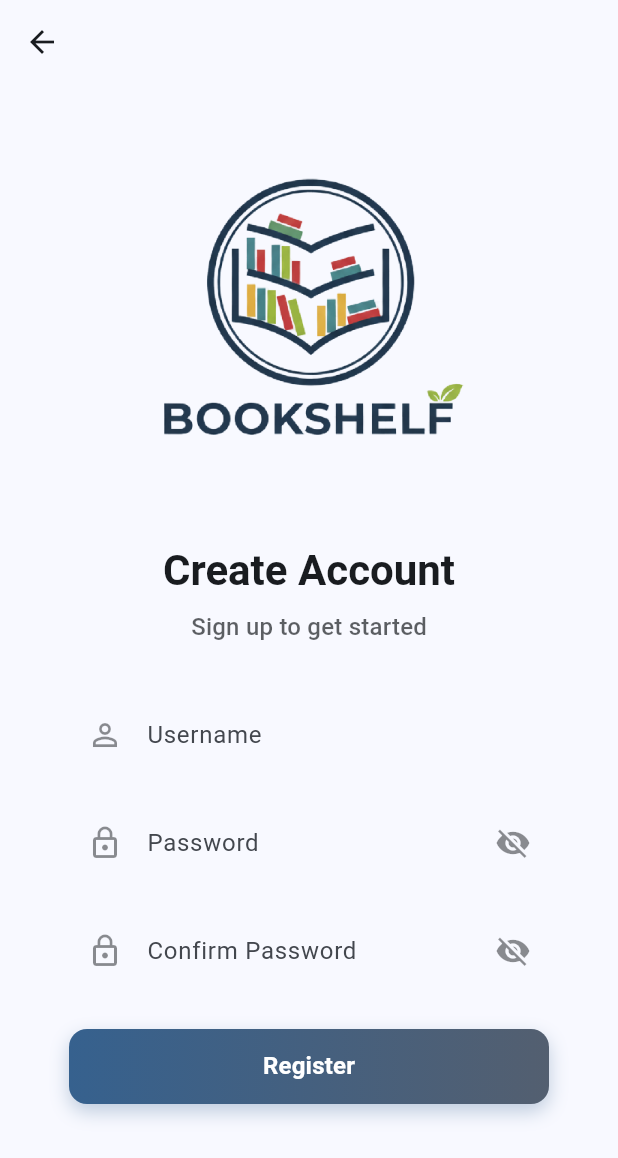
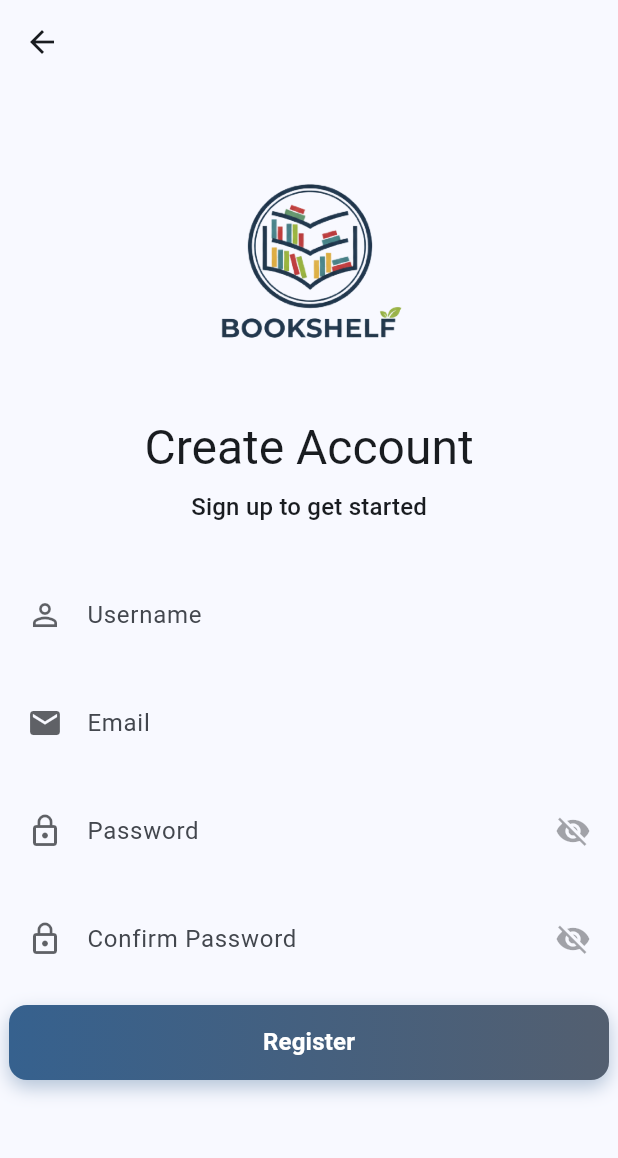
Before and after one commit to DinkyTrady/mybookshelf-flutter, a Flutter app: the screen it shows after launch, after a tap on an icon or button, on a phone screen of 412 x 824 dp. Shown: the top 1158 px of the screen. Run offline on Flutter 3.47's test engine with Material 3 defaults, Android fonts, the phone set to English and light mode, and no system bars.

Commit message:
update ui

```diff
--- /dev/null
+++ b/lib/components/custom_button.dart
@@ -0,0 +1,82 @@
+import 'package:flutter/material.dart';
+
+class CustomButton extends StatelessWidget {
+  final VoidCallback? onTap;
+  final bool isLoading;
+  final String text;
+  final List<Color> gradientColors;
+  final double borderRadius;
+  final TextStyle? textStyle;
+  final Widget? child;
+  final double? height;
+  final Alignment begin;
+  final Alignment end;
+  final Color? hoverColor;
+
+  const CustomButton({
+    super.key,
+    required this.onTap,
+    required this.text,
+    required this.gradientColors,
+    this.height,
+    this.begin = Alignment.centerLeft,
+    this.end = Alignment.centerRight,
+    this.isLoading = false,
+    this.borderRadius = 12,
+    this.textStyle,
+    this.child,
+    this.hoverColor
+  });
+
+  @override
+  Widget build(BuildContext context) {
+    return Container(
+      height: height ?? 20,
+      decoration: BoxDecoration(
+        borderRadius: BorderRadius.circular(borderRadius),
+        gradient: LinearGradient(
+          colors: gradientColors,
+          begin: begin,
+          end: end,
+        ),
+        boxShadow: [
+          BoxShadow(
+            color: gradientColors.first.withAlpha(90),
+            blurRadius: 10,
+            offset: const Offset(0, 5),
+          ),
+        ],
+      ),
+      child: Material(
+        color: Colors.transparent,
+        child: InkWell(
+          onTap: isLoading ? null : onTap,
+          hoverColor: hoverColor ?? Colors.transparent,
+          focusColor: hoverColor ?? Colors.transparent,
+          highlightColor: Colors.transparent,
+          child: Center(
+            child: isLoading
+                ? const SizedBox(
+                    height: 24,
+                    width: 24,
+                    child: CircularProgressIndicator(
+                      strokeWidth: 2,
+                      valueColor: AlwaysStoppedAnimation(Colors.white),
+                    ),
+                  )
+                : child ??
+                      Text(
+                        text,
+                        style:
+                            textStyle ??
+                            Theme.of(context).textTheme.titleMedium?.copyWith(
+                              color: Colors.white,
+                              fontWeight: FontWeight.bold,
+                            ),
+                      ),
+          ),
+        ),
+      ),
+    );
+  }
+}
--- /dev/null
+++ b/lib/components/text_form_field.dart
@@ -0,0 +1,52 @@
+import 'package:flutter/material.dart';
+
+class CustomTextField extends StatelessWidget {
+  final TextEditingController controller;
+  final String label;
+  final IconData icon;
+  final bool obscureText;
+  final Widget? suffixIcon;
+
+  const CustomTextField({
+      super.key,
+      required this.controller,
+      required this.label,
+      required this.icon,
+      this.obscureText = false,
+      this.suffixIcon,
+    });
+
+  @override
+  Widget build(BuildContext context) {
+    final theme = Theme.of(context);
+    return TextFormField(
+      controller: controller,
+      obscureText: obscureText,
+      decoration: InputDecoration(
+        labelText: label,
+        prefixIcon: Icon(
+          icon,
+          color: theme.colorScheme.onSurface.withAlpha(175),
+        ),
+        suffixIcon: suffixIcon,
+        filled: true,
+        fillColor: theme.colorScheme.surface.withAlpha(175),
+        border: OutlineInputBorder(
+          borderRadius: BorderRadius.circular(12),
+          borderSide: BorderSide.none,
+        ),
+        enabledBorder: OutlineInputBorder(
+          borderRadius: BorderRadius.circular(12),
+          borderSide: BorderSide.none,
+        ),
+        focusedBorder: OutlineInputBorder(
+          borderRadius: BorderRadius.circular(12),
+          borderSide: BorderSide(
+            color: theme.colorScheme.primaryContainer,
+            width: 1.5,
+          ),
+        ),
+      ),
+    );
+  }
+}
--- a/lib/presentation/auth/login_screen.dart
+++ b/lib/presentation/auth/login_screen.dart
@@ -1,7 +1,6 @@
 import 'package:flutter/material.dart';
+import 'package:web_flut/presentation/auth/sign_up_screen.dart';
 import 'package:web_flut/services/auth_service.dart';
-import 'package:web_flut/presentation/auth/register_screen.dart';
-import 'package:web_flut/presentation/home/home_screen.dart';
 
 class LoginScreen extends StatefulWidget {
   const LoginScreen({super.key});
@@ -58,7 +57,7 @@ class _LoginScreenState extends State<LoginScreen> with SingleTickerProviderStat
       if (user != null) {
         Navigator.of(context).pushReplacement(
           MaterialPageRoute(
-            builder: (BuildContext context) => const HomeScreen(),
+            builder: (BuildContext context) => const LoginScreen(),
           ),
         );
       } else {
@@ -138,7 +137,7 @@ class _LoginScreenState extends State<LoginScreen> with SingleTickerProviderStat
                         onPressed: () {
                           Navigator.of(context).push(
                             PageRouteBuilder(
-                              pageBuilder: (context, animation, secondaryAnimation) => const RegisterScreen(),
+                              pageBuilder: (context, animation, secondaryAnimation) => const SignUpScreen(),
                               transitionsBuilder: (context, animation, secondaryAnimation, child) {
                                 return FadeTransition(opacity: animation, child: child);
                               },
--- /dev/null
+++ b/lib/presentation/auth/sign_in_screen.dart
@@ -0,0 +1,226 @@
+import 'package:flutter/material.dart';
+import 'package:web_flut/components/custom_button.dart';
+import 'package:web_flut/components/text_form_field.dart';
+import 'package:web_flut/presentation/auth/sign_up_screen.dart';
+import 'package:web_flut/services/auth_service.dart';
+
+class SignInScreen extends StatefulWidget {
+  const SignInScreen({super.key});
+
+  @override
+  State<SignInScreen> createState() => _SignInScreenState();
+}
+
+class _SignInScreenState extends State<SignInScreen>
+    with SingleTickerProviderStateMixin {
+  final _usernameController = TextEditingController();
+  final _passwordController = TextEditingController();
+  final _authService = AuthService();
+  bool _obscureText = true;
+  bool _isLoading = false;
+
+  late AnimationController _controller;
+  late Animation<double> _fadeAnimation;
+  late Animation<Offset> _slideAnimation;
+
+  @override
+  void initState() {
+    super.initState();
+    _controller = AnimationController(
+      vsync: this,
+      duration: const Duration(milliseconds: 800),
+    );
+    _fadeAnimation = Tween<double>(
+      begin: 0.0,
+      end: 1.0,
+    ).animate(CurvedAnimation(parent: _controller, curve: Curves.easeOut));
+    _slideAnimation = Tween<Offset>(
+      begin: const Offset(0, 0.2),
+      end: Offset.zero,
+    ).animate(CurvedAnimation(parent: _controller, curve: Curves.easeOut));
+    _controller.forward();
+  }
+
+  @override
+  void dispose() {
+    _controller.dispose();
+    super.dispose();
+  }
+
+  void _login() async {
+    setState(() {
+      _isLoading = true;
+    });
+    final user = await _authService.login(
+      _usernameController.text,
+      _passwordController.text,
+    );
+    if (mounted) {
+      setState(() {
+        _isLoading = false;
+      });
+      if (user != null) {
+        Navigator.of(context).pushReplacement(
+          MaterialPageRoute(
+            builder: (BuildContext context) => const SignInScreen(),
+          ),
+        );
+      } else {
+        ScaffoldMessenger.of(context).showSnackBar(
+          const SnackBar(content: Text('Invalid username or password')),
+        );
+      }
+    }
+  }
+
+  @override
+  Widget build(BuildContext context) {
+    final theme = Theme.of(context);
+    return Scaffold(
+      body: Container(
+        decoration: BoxDecoration(
+          gradient: LinearGradient(
+            colors: [theme.colorScheme.surface, theme.colorScheme.background],
+            begin: Alignment.topCenter,
+            end: Alignment.bottomCenter,
+          ),
+        ),
+        child: Center(
+          child: SingleChildScrollView(
+            child: ConstrainedBox(
+              constraints: const BoxConstraints(maxWidth: 320),
+              child: FadeTransition(
+                opacity: _fadeAnimation,
+                child: SlideTransition(
+                  position: _slideAnimation,
+                  child: Column(
+                    mainAxisSize: MainAxisSize.min,
+                    mainAxisAlignment: MainAxisAlignment.center,
+                    children: [
+                      Image.asset(
+                        'assets/images/bookshelf-icon.webp',
+                        height: 250,
+                      ),
+                      const SizedBox(height: 24),
+                      Text(
+                        'Welcome Back',
+                        style: theme.textTheme.headlineMedium?.copyWith(
+                          fontWeight: FontWeight.bold,
+                        ),
+                      ),
+                      const SizedBox(height: 8),
+                      Text(
+                        'Login to your account',
+                        style: theme.textTheme.titleMedium?.copyWith(
+                          color: theme.colorScheme.onSurface.withOpacity(0.7),
+                        ),
+                      ),
+                      const SizedBox(height: 32),
+                      CustomTextField(
+                        controller: _usernameController,
+                        label: 'email',
+                        icon: Icons.person_outline,
+                      ),
+                      const SizedBox(height: 16),
+                      CustomTextField(
+                        controller: _passwordController,
+                        label: 'Password',
+                        icon: Icons.lock_outline,
+                        obscureText: _obscureText,
+                        suffixIcon: IconButton(
+                          onPressed: () {
+                            setState(() {
+                              _obscureText = !_obscureText;
+                            });
+                          },
+                          icon: Icon(
+                            _obscureText
+                                ? Icons.visibility_off
+                                : Icons.visibility,
+                          ),
+                        ),
+                      ),
+                      const SizedBox(height: 24),
+                      CustomButton(
+                        onTap: _login,
+                        text: 'Login',
+                        gradientColors: [
+                          theme.colorScheme.primary,
+                          theme.colorScheme.secondary,
+                        ],
+                        height: 50,
+                        isLoading: _isLoading,
+                      ),
+                      // _buildLoginButton(theme),
+                      const SizedBox(height: 16),
+                      CustomButton(
+                        onTap: () {
+                          Navigator.of(context).push(
+                            PageRouteBuilder(
+                              pageBuilder:
+                                  (context, animation, secondaryAnimation) =>
+                                      const SignUpScreen(),
+                              transitionsBuilder:
+                                  (
+                                    context,
+                                    animation,
+                                    secondaryAnimation,
+                                    child,
+                                  ) {
+                                    return FadeTransition(
+                                      opacity: animation,
+                                      child: child,
+                                    );
+                                  },
+                            ),
+                          );
+                        },
+                        text: 'Don\'t have an account? Register',
+                        gradientColors: [
+                          theme.colorScheme.surface,
+                          theme.colorScheme.surface,
+                        ],
+                        height: 30,
+                        textStyle: theme.textTheme.bodyMedium?.copyWith(
+                          color: theme.colorScheme.secondary,
+                          fontWeight: FontWeight.normal,
+                        ),
+                      ),
+                      // TextButton(
+                      //   onPressed: () {
+                      //     Navigator.of(context).push(
+                      //       PageRouteBuilder(
+                      //         pageBuilder:
+                      //             (context, animation, secondaryAnimation) =>
+                      //                 const SignUpScreen(),
+                      //         transitionsBuilder:
+                      //             (
+                      //               context,
+                      //               animation,
+                      //               secondaryAnimation,
+                      //               child,
+                      //             ) {
+                      //               return FadeTransition(
+                      //                 opacity: animation,
+                      //                 child: child,
+                      //               );
+                      //             },
+                      //       ),
+                      //     );
+                      //   },
+                      //   style: TextButton.styleFrom(
+                      //     foregroundColor: theme.colorScheme.secondary,
+                      //   ),
+                      //   child: const Text('Don\'t have an account? Register'),
+                      // ),
+                    ],
+                  ),
+                ),
+              ),
+            ),
+          ),
+        ),
+      ),
+    );
+  }
+}
--- /dev/null
+++ b/lib/presentation/auth/sign_up_screen.dart
@@ -0,0 +1,201 @@
+import 'package:flutter/material.dart';
+import 'package:web_flut/components/custom_button.dart';
+import 'package:web_flut/components/text_form_field.dart';
+import 'package:web_flut/services/auth_service.dart';
+
+class SignUpScreen extends StatefulWidget {
+  const SignUpScreen({super.key});
+
+  @override
+  State<StatefulWidget> createState() => _SignUpScreenState();
+}
+
+class _SignUpScreenState extends State<SignUpScreen>
+    with SingleTickerProviderStateMixin<SignUpScreen> {
+  final _usernameController = TextEditingController();
+  final _emailController = TextEditingController();
+  final _passwordController = TextEditingController();
+  final _confirmPasswordController = TextEditingController();
+  final _authService = AuthService();
+
+  bool _obscurePassword = true;
+  bool _isLoading = false;
+
+  late AnimationController _controller;
+  late Animation<double> _fadeAnimation;
+  late Animation<Offset> _slideAnimation;
+
+  @override
+  void initState() {
+    // TODO: implement initState
+    super.initState();
+    _controller = AnimationController(
+      vsync: this,
+      duration: const Duration(milliseconds: 800),
+    );
+    _fadeAnimation = Tween<double>(
+      begin: 0.0,
+      end: 1.0,
+    ).animate(CurvedAnimation(parent: _controller, curve: Curves.easeOut));
+    _slideAnimation = Tween<Offset>(
+      begin: const Offset(0, 0.2),
+      end: Offset.zero,
+    ).animate(CurvedAnimation(parent: _controller, curve: Curves.easeOut));
+    _controller.forward();
+  }
+
+  @override
+  void dispose() {
+    _controller.dispose();
+    super.dispose();
+  }
+
+  void _register() async {
+    if (_passwordController.text != _confirmPasswordController.text) {
+      ScaffoldMessenger.of(context).showSnackBar(
+        const SnackBar(content: const Text('Password do not match')),
+      );
+      return;
+    }
+    setState(() {
+      _isLoading = true;
+    });
+    final success = await _authService.register(
+      _usernameController.text,
+      _emailController.text,
+      _passwordController.text,
+    );
+
+    if (mounted) {
+      setState(() {
+        _isLoading = false;
+      });
+      if (success) {
+        Navigator.of(context).pop();
+      } else {
+        ScaffoldMessenger.of(
+          context,
+        ).showSnackBar(const SnackBar(content: Text('email already exist')));
+      }
+    }
+  }
+
+  @override
+  Widget build(BuildContext context) {
+    final theme = Theme.of(context);
+    return Scaffold(
+      extendBodyBehindAppBar: true,
+      appBar: AppBar(
+        leading: IconButton(
+          icon: Icon(Icons.arrow_back),
+          onPressed: () => Navigator.of(context).pop(),
+        ),
+      ),
+      body: Container(
+        decoration: BoxDecoration(
+          gradient: LinearGradient(
+            colors: [theme.colorScheme.surface, theme.colorScheme.surface],
+            begin: Alignment.topCenter,
+            end: Alignment.bottomCenter,
+          ),
+        ),
+        child: Center(
+          child: SingleChildScrollView(
+            child: ConstrainedBox(
+              constraints: const BoxConstraints(maxWidth: 400),
+              child: FadeTransition(
+                opacity: _fadeAnimation,
+                child: SlideTransition(
+                  position: _slideAnimation,
+                  child: Column(
+                    mainAxisAlignment: MainAxisAlignment.center,
+                    mainAxisSize: MainAxisSize.min,
+                    children: [
+                      Image.asset(
+                        'assets/images/bookshelf-icon.webp',
+                        height: 150,
+                      ),
+                      const SizedBox(height: 24),
+                      Text(
+                        'Create Account',
+                        style: theme.textTheme.headlineLarge,
+                      ),
+                      const SizedBox(height: 8),
+                      Text(
+                        'Sign up to get started',
+                        style: theme.textTheme.titleMedium,
+                      ),
+                      const SizedBox(height: 32),
+                      CustomTextField(
+                        controller: _usernameController,
+                        label: 'Username',
+                        icon: Icons.person_outline,
+                      ),
+                      const SizedBox(height: 16),
+                      CustomTextField(
+                        controller: _emailController,
+                        label: 'Email',
+                        icon: Icons.email,
+                      ),
+                      const SizedBox(height: 16),
+                      CustomTextField(
+                        controller: _passwordController,
+                        label: 'Password',
+                        icon: Icons.lock_outline,
+                        obscureText: _obscurePassword,
+                        suffixIcon: IconButton(
+                          onPressed: () {
+                            setState(() {
+                              _obscurePassword = !_obscurePassword;
+                            });
+                          },
+                          icon: Icon(
+                            _obscurePassword
+                                ? Icons.visibility_off
+                                : Icons.visibility,
+                            color: theme.colorScheme.onSurface.withAlpha(100),
+                          ),
+                        ),
+                      ),
+                      const SizedBox(height: 16),
+                      CustomTextField(
+                        controller: _confirmPasswordController,
+                        label: 'Confirm Password',
+                        icon: Icons.lock_outline,
+                        obscureText: _obscurePassword,
+                        suffixIcon: IconButton(
+                          onPressed: () {
+                            setState(() {
+                              _obscurePassword = !_obscurePassword;
+                            });
+                          },
+                          icon: Icon(
+                            _obscurePassword
+                                ? Icons.visibility_off
+                                : Icons.visibility,
+                            color: theme.colorScheme.onSurface.withAlpha(100),
+                          ),
+                        ),
+                      ),
+                      const SizedBox(height: 16),
+                      CustomButton(
+                        height: 50,
+                        onTap: _register,
+                        text: 'Register',
+                        gradientColors: [
+                          theme.colorScheme.primary,
+                          theme.colorScheme.secondary
+                        ],
+                        isLoading: _isLoading,
+                      )
+                    ],
+                  ),
+                ),
+              ),
+            ),
+          ),
+        ),
+      ),
+    );
+  }
+}
--- a/lib/presentation/splash/splash_screen.dart
+++ b/lib/presentation/splash/splash_screen.dart
@@ -1,6 +1,6 @@
 import 'dart:async';
 import 'package:flutter/material.dart';
-import 'package:web_flut/presentation/auth/login_screen.dart';
+import 'package:web_flut/presentation/auth/sign_in_screen.dart';
 
 class SplashScreen extends StatefulWidget {
   const SplashScreen({super.key});
@@ -33,7 +33,7 @@ class _SplashScreenState extends State<SplashScreen>
       const Duration(seconds: 3),
       () => Navigator.of(context).pushReplacement(
         MaterialPageRoute(
-          builder: (BuildContext context) => const LoginScreen(),
+          builder: (BuildContext context) => const SignInScreen(),
         ),
       ),
     );
```
